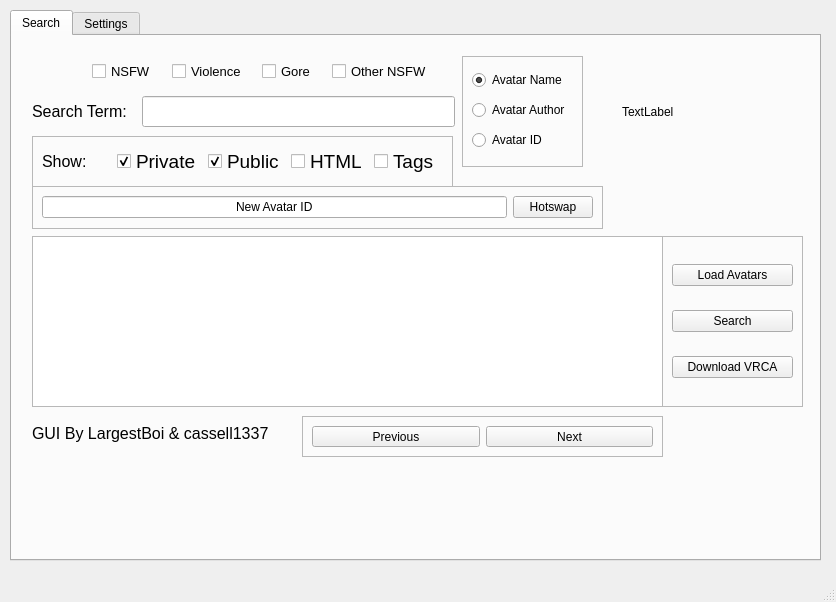
Above: GUI/untitled.ui from Cranbaerry/A.R.E.S before the change. Below: the same form after it.
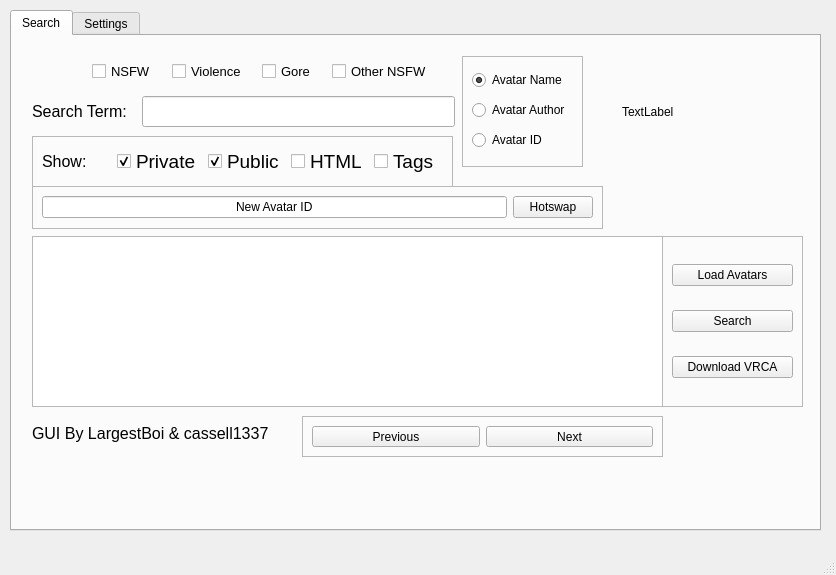
That is the form after the change.

```diff
--- a/GUI/untitled.ui
+++ b/GUI/untitled.ui
@@ -7,7 +7,7 @@
     <x>0</x>
     <y>0</y>
     <width>836</width>
-    <height>602</height>
+    <height>575</height>
    </rect>
   </property>
   <property name="windowTitle">
@@ -20,7 +20,7 @@
       <x>10</x>
       <y>10</y>
       <width>811</width>
-      <height>551</height>
+      <height>521</height>
      </rect>
     </property>
     <property name="currentIndex">
```
Left out of the diff: 2 changed lines with no effect on the pictures.
